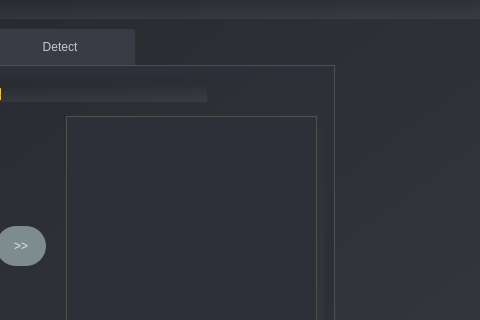
jamemanionda/AiFileDetector_2024, file AiFileDetector_2024/UI_Design/new.ui: the form before one commit; both pictures show x 475 to 955 and y 0 to 320 of the 955 by 737 pixel window.
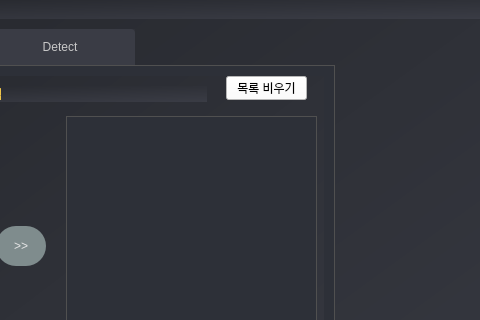
The form after the commit.

Commit message: 1020은지 - 종합수정8

Diff of the .ui file:
```diff
--- a/AiFileDetector_2024/UI_Design/new.ui
+++ b/AiFileDetector_2024/UI_Design/new.ui
@@ -216,6 +216,22 @@
        <string>학습데이터 생성 시 영상 파일 선택, 학습 시 csv 파일 선택</string>
       </property>
      </widget>
+     <widget class="QPushButton" name="list_del">
+      <property name="geometry">
+       <rect>
+        <x>680</x>
+        <y>0</y>
+        <width>81</width>
+        <height>24</height>
+       </rect>
+      </property>
+      <property name="styleSheet">
+       <string notr="true">background-color: rgb(255, 255, 255);</string>
+      </property>
+      <property name="text">
+       <string>목록 비우기</string>
+      </property>
+     </widget>
     </widget>
     <widget class="QWidget" name="tab2">
      <attribute name="title">
```
The commit also changes 1 other file.
